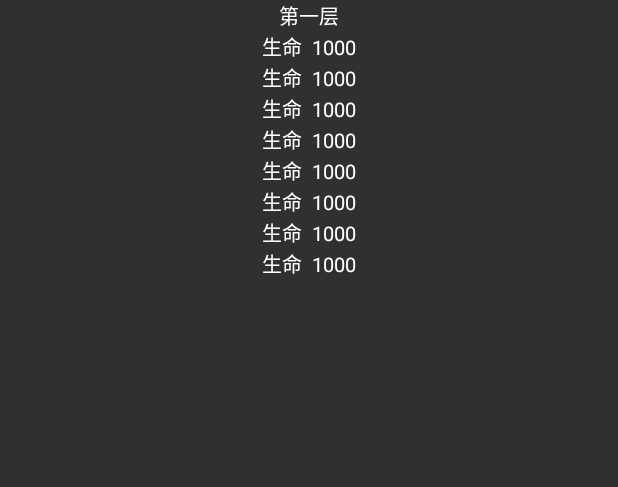
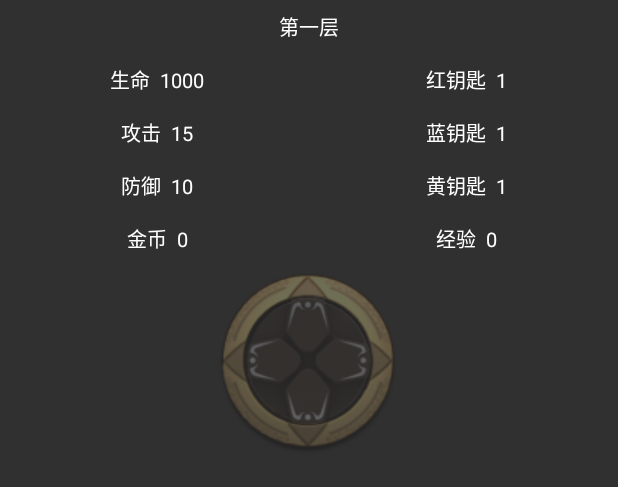
Before and after one commit to zoup0512/MagicTower-Reborn, an Android app: the layout fragment_game_info.xml on its own in the app's theme, with its tools: preview values and no code run, on a phone screen of 412 x 824 dp. Shown: the top 487 px of the screen. Run offline under Robolectric (Android 15) with nearby library versions, the phone set to English and light mode, and no system bars.

Commit message:
ci on 2018/11/15

```diff
--- a/app/src/main/java/com/zoup/android/magictower/element/Hero.java
+++ b/app/src/main/java/com/zoup/android/magictower/element/Hero.java
@@ -7,7 +7,6 @@ import android.graphics.Paint;
 import android.graphics.RectF;
 import android.util.Log;
 
-import com.zoup.android.magictower.bean.UpDownStairsEvent;
 import com.zoup.android.magictower.ui.GameSurfaceView;
 import com.zoup.android.magictower.common.ImageFactory;
 import com.zoup.android.magictower.bean.MoveEvent;
--- a/app/src/main/res/layout/fragment_game_info.xml
+++ b/app/src/main/res/layout/fragment_game_info.xml
@@ -7,8 +7,8 @@
     <LinearLayout
         android:layout_width="wrap_content"
         android:layout_height="wrap_content"
-        android:orientation="horizontal"
-        android:layout_gravity="center_horizontal">
+        android:layout_gravity="center_horizontal"
+        android:orientation="horizontal">
 
         <ImageView
             android:id="@+id/hero_image"
@@ -25,6 +25,12 @@
     <LinearLayout
         android:layout_width="match_parent"
         android:layout_height="wrap_content"
+        android:orientation="horizontal">
+
+        <LinearLayout
+            android:layout_width="wrap_content"
+            android:layout_height="wrap_content"
+            android:layout_weight="1"
             android:orientation="vertical">
 
             <TextView
@@ -35,38 +41,53 @@
             <TextView
                 android:id="@+id/attack_text"
                 style="@style/game_info_middle_text_style"
-            android:text="生命  1000" />
+                android:text="攻击  15" />
 
             <TextView
                 android:id="@+id/defence_text"
                 style="@style/game_info_middle_text_style"
-            android:text="生命  1000" />
+                android:text="防御  10" />
 
             <TextView
                 android:id="@+id/gold_text"
                 style="@style/game_info_middle_text_style"
-            android:text="生命  1000" />
+                android:text="金币  0" />
+
+        </LinearLayout>
+
+        <LinearLayout
+            android:layout_width="wrap_content"
+            android:layout_height="wrap_content"
+            android:layout_weight="1"
+            android:orientation="vertical">
+
+            <TextView
+                android:id="@+id/red_key_text"
+                style="@style/game_info_middle_text_style"
+                android:text="红钥匙  1" />
+
+            <TextView
+                android:id="@+id/blue_key_text"
+                style="@style/game_info_middle_text_style"
+                android:text="蓝钥匙  1" />
+
+            <TextView
+                android:id="@+id/yellow_key_text"
+                style="@style/game_info_middle_text_style"
+                android:text="黄钥匙  1" />
 
             <TextView
                 android:id="@+id/experience_text"
                 style="@style/game_info_middle_text_style"
-            android:text="生命  1000" />
+                android:text="经验  0" />
+        </LinearLayout>
+    </LinearLayout>
 
-        <TextView
-            android:id="@+id/red_key_text"
-            style="@style/game_info_middle_text_style"
-            android:text="生命  1000"/>
-
-        <TextView
-            android:id="@+id/blue_key_text"
-            style="@style/game_info_middle_text_style"
-            android:text="生命  1000"/>
-
-        <TextView
-            android:id="@+id/yellow_key_text"
-            style="@style/game_info_middle_text_style"
-            android:text="生命  1000"/>
+    <ImageView
+        android:id="@+id/control_image"
+        android:layout_width="wrap_content"
+        android:layout_height="wrap_content"
+        android:layout_gravity="center_horizontal"
+        android:src="@drawable/control_default" />
 
 </LinearLayout>
-
-</LinearLayout>
--- a/app/src/main/res/values/styles.xml
+++ b/app/src/main/res/values/styles.xml
@@ -14,7 +14,8 @@
     </style>
     <style name="game_info_text_style">
         <item name="android:layout_width">wrap_content</item>
-        <item name="android:layout_height">wrap_content</item>
+        <item name="android:layout_height">35dp</item>
+        <item name="android:gravity">center</item>
         <item name="android:textSize">13sp</item>
         <item name="android:textColor">@android:color/white</item>
     </style>
```
Also changed, not shown: app/src/main/java/com/zoup/android/magictower/bean/UpDownStairsEvent.java (deleted, +0 -13 lines), app/src/main/java/com/zoup/android/magictower/common/ScreenUtils.java (added, +43 -0 lines), app/src/main/java/com/zoup/android/magictower/ui/GameInfoFragment.java (+74 -1 lines), app/src/main/java/com/zoup/android/magictower/ui/GameSurfaceView.java (+1 -10 lines), app/src/main/java/com/zoup/android/magictower/ui/MainActivity.java (+11 -2 lines), app/src/main/res/layout/activity_main.xml (+14 -7 lines), app/src/main/res/drawable/control_default.png (added), app/src/main/res/drawable/control_default_down.png (added), app/src/main/res/drawable/control_default_left.png (added), app/src/main/res/drawable/control_default_right.png (added), app/src/main/res/drawable/control_default_up.png (added). Lines whose indentation alone changed are shown as unchanged.
